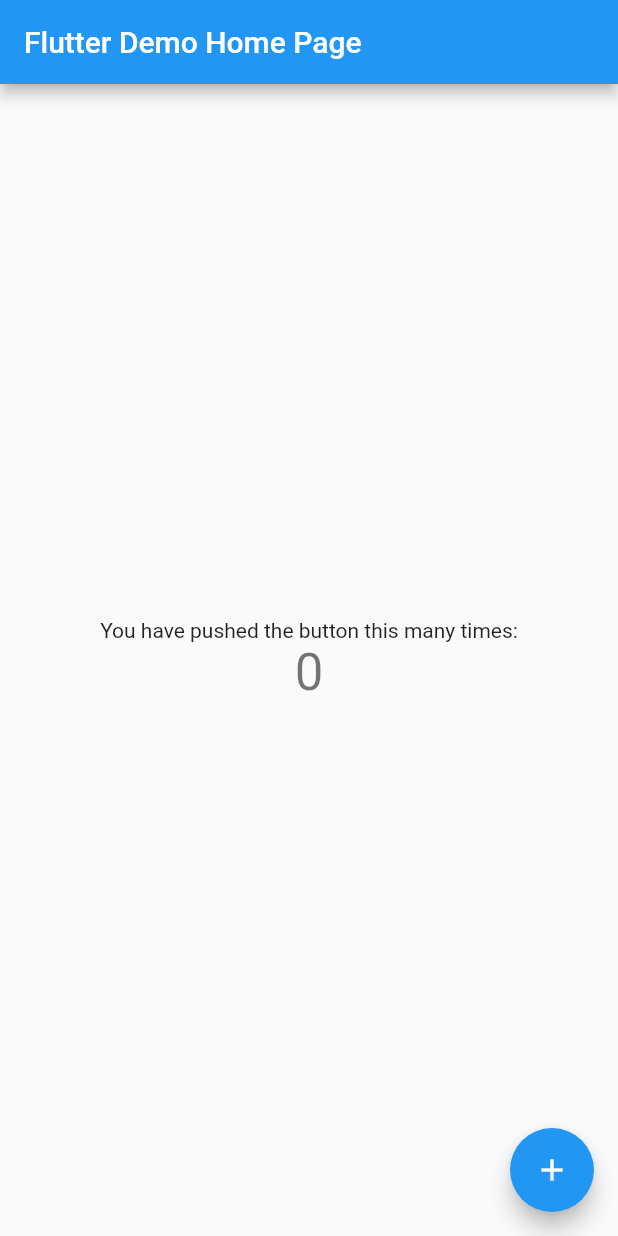
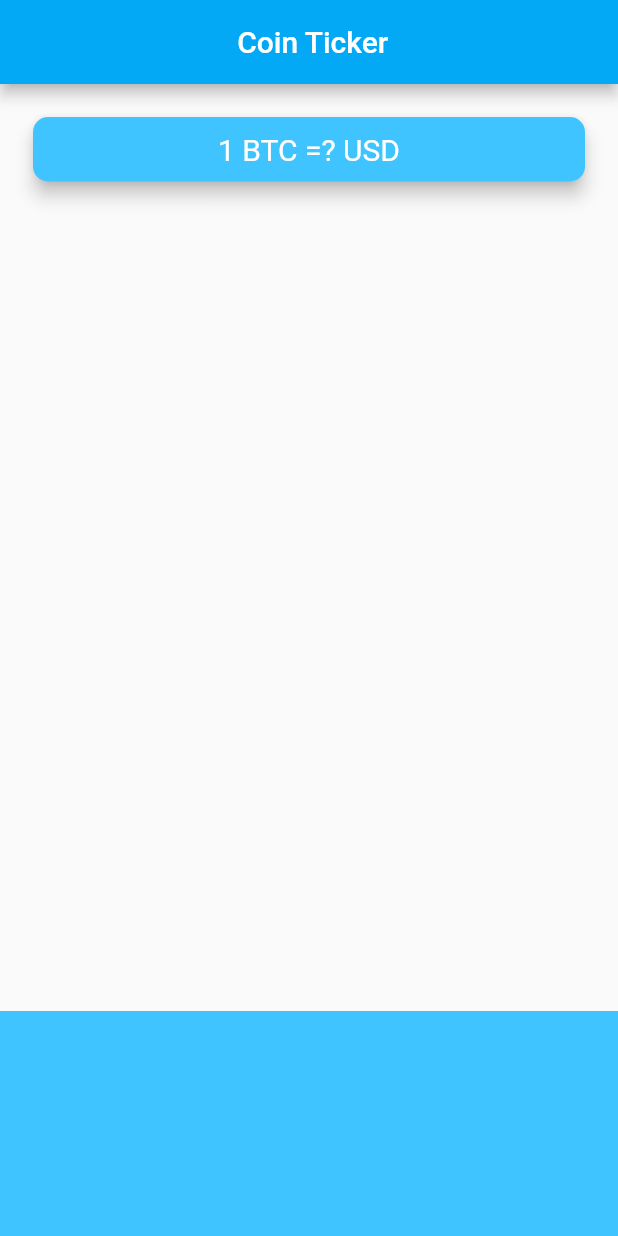
Before and after one commit to vishalsg42/bitcoin-ticker, a Flutter app: the screen it shows after launch, on a phone screen of 412 x 824 dp. Run offline on Flutter 3.47's test engine with Material 2 defaults, Android fonts, the phone set to English and light mode, and no system bars; missing offline and left inert: flutter_emoji.

Commit message:
Initial screen setup

```diff
--- a/lib/main.dart
+++ b/lib/main.dart
@@ -1,3 +1,4 @@
+import 'package:bitcoin_ticker/price_screen.dart';
 import 'package:flutter/material.dart';
 
 void main() => runApp(MyApp());
@@ -7,105 +8,12 @@ class MyApp extends StatelessWidget {
   @override
   Widget build(BuildContext context) {
     return MaterialApp(
-      title: 'Flutter Demo',
-      theme: ThemeData(
-        // This is the theme of your application.
-        //
-        // Try running your application with "flutter run". You'll see the
-        // application has a blue toolbar. Then, without quitting the app, try
-        // changing the primarySwatch below to Colors.green and then invoke
-        // "hot reload" (press "r" in the console where you ran "flutter run",
-        // or simply save your changes to "hot reload" in a Flutter IDE).
-        // Notice that the counter didn't reset back to zero; the application
-        // is not restarted.
-        primarySwatch: Colors.blue,
+      debugShowCheckedModeBanner: false,
+      title: 'Coin Ticker',
+      theme: ThemeData.light().copyWith(
+        primaryColor: Colors.lightBlue,
       ),
-      home: MyHomePage(title: 'Flutter Demo Home Page'),
+      home: PriceScreen(),
     );
   }
 }
-
-class MyHomePage extends StatefulWidget {
-  MyHomePage({Key key, this.title}) : super(key: key);
-
-  // This widget is the home page of your application. It is stateful, meaning
-  // that it has a State object (defined below) that contains fields that affect
-  // how it looks.
-
-  // This class is the configuration for the state. It holds the values (in this
-  // case the title) provided by the parent (in this case the App widget) and
-  // used by the build method of the State. Fields in a Widget subclass are
-  // always marked "final".
-
-  final String title;
-
-  @override
-  _MyHomePageState createState() => _MyHomePageState();
-}
-
-class _MyHomePageState extends State<MyHomePage> {
-  int _counter = 0;
-
-  void _incrementCounter() {
-    setState(() {
-      // This call to setState tells the Flutter framework that something has
-      // changed in this State, which causes it to rerun the build method below
-      // so that the display can reflect the updated values. If we changed
-      // _counter without calling setState(), then the build method would not be
-      // called again, and so nothing would appear to happen.
-      _counter++;
-    });
-  }
-
-  @override
-  Widget build(BuildContext context) {
-    // This method is rerun every time setState is called, for instance as done
-    // by the _incrementCounter method above.
-    //
-    // The Flutter framework has been optimized to make rerunning build methods
-    // fast, so that you can just rebuild anything that needs updating rather
-    // than having to individually change instances of widgets.
-    return Scaffold(
-      appBar: AppBar(
-        // Here we take the value from the MyHomePage object that was created by
-        // the App.build method, and use it to set our appbar title.
-        title: Text(widget.title),
-      ),
-      body: Center(
-        // Center is a layout widget. It takes a single child and positions it
-        // in the middle of the parent.
-        child: Column(
-          // Column is also a layout widget. It takes a list of children and
-          // arranges them vertically. By default, it sizes itself to fit its
-          // children horizontally, and tries to be as tall as its parent.
-          //
-          // Invoke "debug painting" (press "p" in the console, choose the
-          // "Toggle Debug Paint" action from the Flutter Inspector in Android
-          // Studio, or the "Toggle Debug Paint" command in Visual Studio Code)
-          // to see the wireframe for each widget.
-          //
-          // Column has various properties to control how it sizes itself and
-          // how it positions its children. Here we use mainAxisAlignment to
-          // center the children vertically; the main axis here is the vertical
-          // axis because Columns are vertical (the cross axis would be
-          // horizontal).
-          mainAxisAlignment: MainAxisAlignment.center,
-          children: <Widget>[
-            Text(
-              'You have pushed the button this many times:',
-            ),
-            Text(
-              '$_counter',
-              style: Theme.of(context).textTheme.display1,
-            ),
-          ],
-        ),
-      ),
-      floatingActionButton: FloatingActionButton(
-        onPressed: _incrementCounter,
-        tooltip: 'Increment',
-        child: Icon(Icons.add),
-      ), // This trailing comma makes auto-formatting nicer for build methods.
-    );
-  }
-}
--- /dev/null
+++ b/lib/price_screen.dart
@@ -0,0 +1,55 @@
+import 'package:flutter/material.dart';
+import 'package:flutter_emoji/flutter_emoji.dart';
+
+class PriceScreen extends StatefulWidget {
+  @override
+  _PriceScreenState createState() => _PriceScreenState();
+}
+
+class _PriceScreenState extends State<PriceScreen> {
+  var emojiParser = EmojiParser();
+  @override
+  Widget build(BuildContext context) {
+    return SafeArea(
+      child: Scaffold(
+        appBar: AppBar(
+          title:
+              Text('${emojiParser.get('money_mouth_face').code} Coin Ticker'),
+          centerTitle: true,
+        ),
+        body: Column(
+          mainAxisAlignment: MainAxisAlignment.spaceBetween,
+          crossAxisAlignment: CrossAxisAlignment.stretch,
+          children: <Widget>[
+            Padding(
+              padding: const EdgeInsets.fromLTRB(18.0, 18.0, 18.0, 0),
+              child: Card(
+                elevation: 5.0,
+                shape: RoundedRectangleBorder(
+                    borderRadius: BorderRadius.circular(10.0)),
+                child: Padding(
+                  padding: EdgeInsets.symmetric(vertical: 10, horizontal: 28.0),
+                  child: Text(
+                    '1 BTC =? USD',
+                    textAlign: TextAlign.center,
+                    style: TextStyle(
+                      color: Colors.white,
+                      fontSize: 20,
+                    ),
+                  ),
+                ),
+                color: Colors.lightBlueAccent,
+              ),
+            ),
+            Container(
+              height: 150.0,
+              padding: EdgeInsets.only(bottom: 30.0),
+              color: Colors.lightBlueAccent,
+              child: null,
+            )
+          ],
+        ),
+      ),
+    );
+  }
+}
--- a/pubspec.yaml
+++ b/pubspec.yaml
@@ -23,6 +23,7 @@ dependencies:
   # The following adds the Cupertino Icons font to your application.
   # Use with the CupertinoIcons class for iOS style icons.
   cupertino_icons: ^0.1.2
+  flutter_emoji: ^2.0.0
 
 dev_dependencies:
   flutter_test:
```
Also changed, not shown: lib/coin_dart.dart (added, +31 -0 lines), pubspec.lock.
